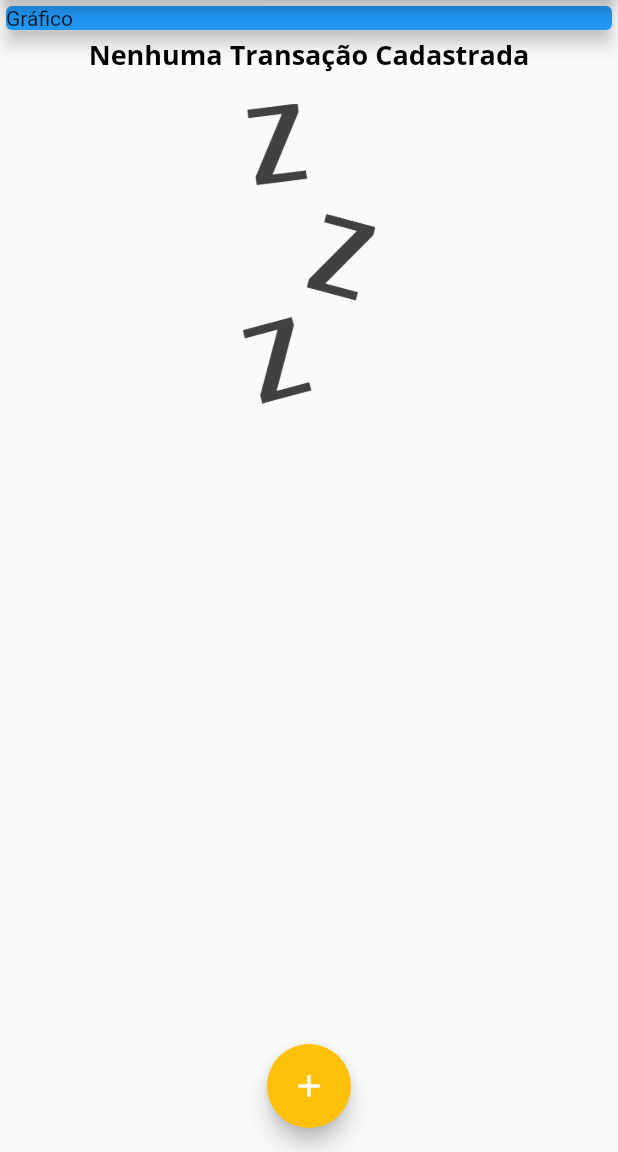
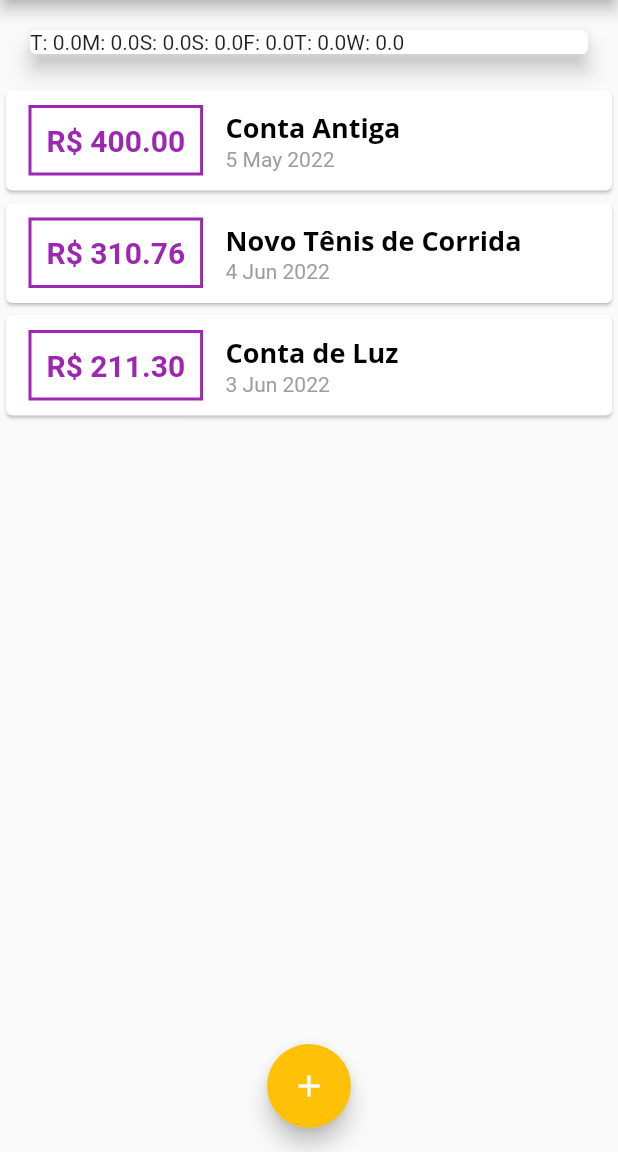
Before and after one commit to rpz-dev/expenses, a Flutter app: the screen it shows after launch, on a phone screen of 412 x 824 dp, the part 84-1236 px from its top. Run offline on Flutter 3.47's test engine with Material 2 defaults, Android fonts, the phone set to English and light mode, and no system bars.

Commit message:
creating chart screen
Today I tried to reply the class and build a chart screen

```diff
--- /dev/null
+++ b/lib/components/chart.dart
@@ -0,0 +1,42 @@
+import 'package:expenses/models/transaction.dart';
+import 'package:flutter/material.dart';
+import 'package:intl/intl.dart';
+
+class Chart extends StatelessWidget {
+  final List<Transaction> recentTransactions;
+
+  Chart(this.recentTransactions);
+
+  List<Map<String, Object>> get groupedTransactions {
+    return List.generate(7, (index) {
+      final weekDay = DateTime.now().subtract(
+        Duration(days: index),
+      );
+
+      double totalSum = 0.0;
+      for (var i = 0; i < recentTransactions.length; i++) {
+        bool sameDay = recentTransactions[i].date.day == weekDay.day;
+        bool sameMonth = recentTransactions[i].date.day == weekDay.month;
+        bool sameYear = recentTransactions[i].date.day == weekDay.year;
+
+        if (sameDay && sameMonth && sameYear) {
+          totalSum = recentTransactions[i].value;
+        }
+      }
+      return {'day': DateFormat.E().format(weekDay)[0], 'value': totalSum};
+    });
+  }
+
+  @override
+  Widget build(BuildContext context) {
+    return Card(
+      elevation: 6,
+      margin: EdgeInsets.all(20),
+      child: Row(
+        children: groupedTransactions.map((tr) {
+          return Text('${tr['day']}: ${tr['value']}');
+        }).toList(),
+      ),
+    );
+  }
+}
--- /dev/null
+++ b/lib/components/chart_bar.dart
@@ -0,0 +1,12 @@
+import 'package:flutter/material.dart';
+import 'chart.dart';
+class ChartBar extends StatelessWidget {
+  const ChartBar({ Key? key }) : super(key: key);
+
+  @override
+  Widget build(BuildContext context) {
+    return Container(
+
+    );
+  }
+}
--- a/lib/main.dart
+++ b/lib/main.dart
@@ -1,8 +1,10 @@
+import 'package:expenses/components/chart.dart';
 import 'package:flutter/material.dart';
 import 'dart:math';
 import './components/transaction_form.dart';
 import './components/transaction_list.dart';
 import 'models/transaction.dart';
+import 'components/chart.dart';
 
 main() => runApp(ExpensesApp());
 
@@ -45,19 +47,30 @@ class MyHomePage extends StatefulWidget {
 
 class _MyHomePageState extends State<MyHomePage> {
   final List<Transaction> _transactions = [
-    /*Transaction(
+    Transaction(
+      id: 't0',
+      title: 'Conta Antiga',
+      value: 400.00,
+      date: DateTime.now().subtract(Duration(days: 33)),
+    ),
+    Transaction(
       id: 't1',
       title: 'Novo Tênis de Corrida',
       value: 310.76,
-      date: DateTime.now(),
+      date: DateTime.now().subtract(Duration(days: 3)),
     ),
     Transaction(
       id: 't2',
       title: 'Conta de Luz',
       value: 211.30,
-      date: DateTime.now(),
-    ),*/
+      date: DateTime.now().subtract(Duration(days: 4)),
+    ),
   ];
+  List<Transaction> get _recentTransactions {
+    return _transactions.where((tr) {
+      return tr.date.isAfter(DateTime.now().subtract(Duration(days: 7)));
+    }).toList();
+  }
 
   _addTransaction(String title, double value) {
     final newTransaction = Transaction(
@@ -88,7 +101,6 @@ class _MyHomePageState extends State<MyHomePage> {
     return Scaffold(
       appBar: AppBar(
         title: Text('Despesas Pessoais'),
-
         actions: <Widget>[
           IconButton(
             icon: Icon(Icons.add),
@@ -100,14 +112,7 @@ class _MyHomePageState extends State<MyHomePage> {
         child: Column(
           crossAxisAlignment: CrossAxisAlignment.stretch,
           children: <Widget>[
-            Container(
-              width: double.infinity,
-              child: Card(
-                color: Colors.blue,
-                child: Text('Gráfico'),
-                elevation: 5,
-              ),
-            ),
+            Chart(_recentTransactions),
             TransactionList(_transactions),
           ],
         ),
```
